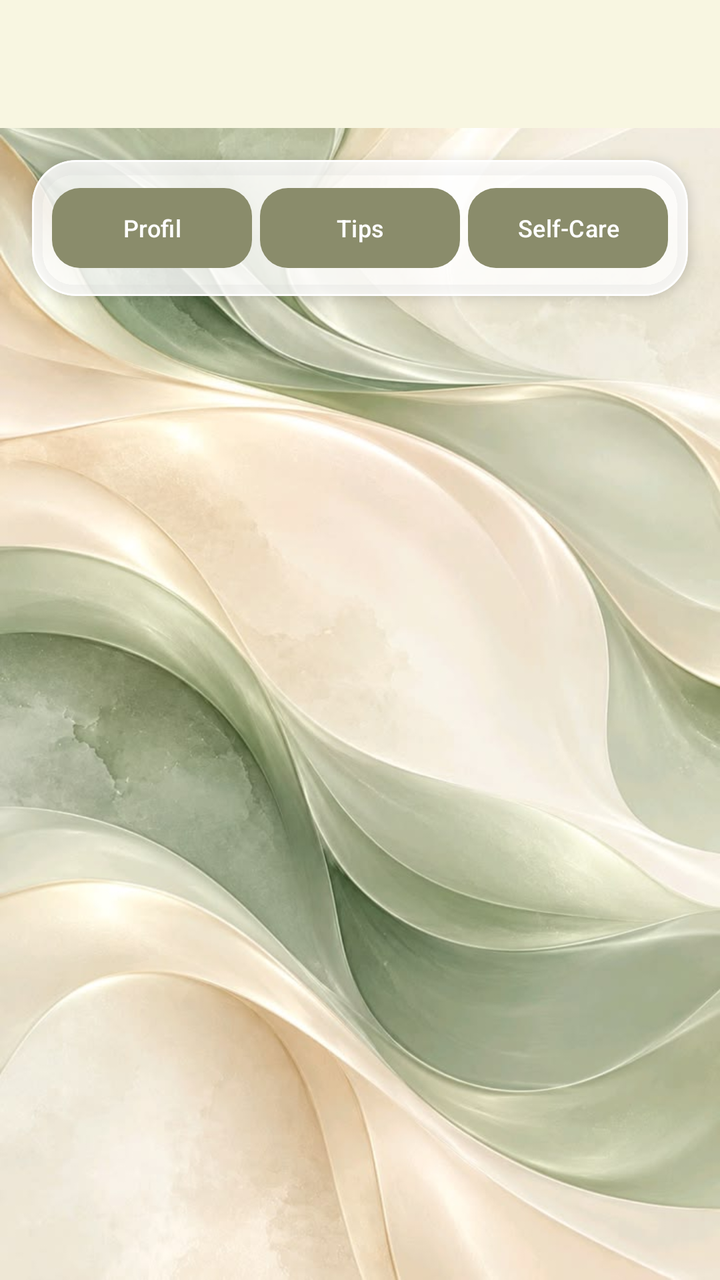
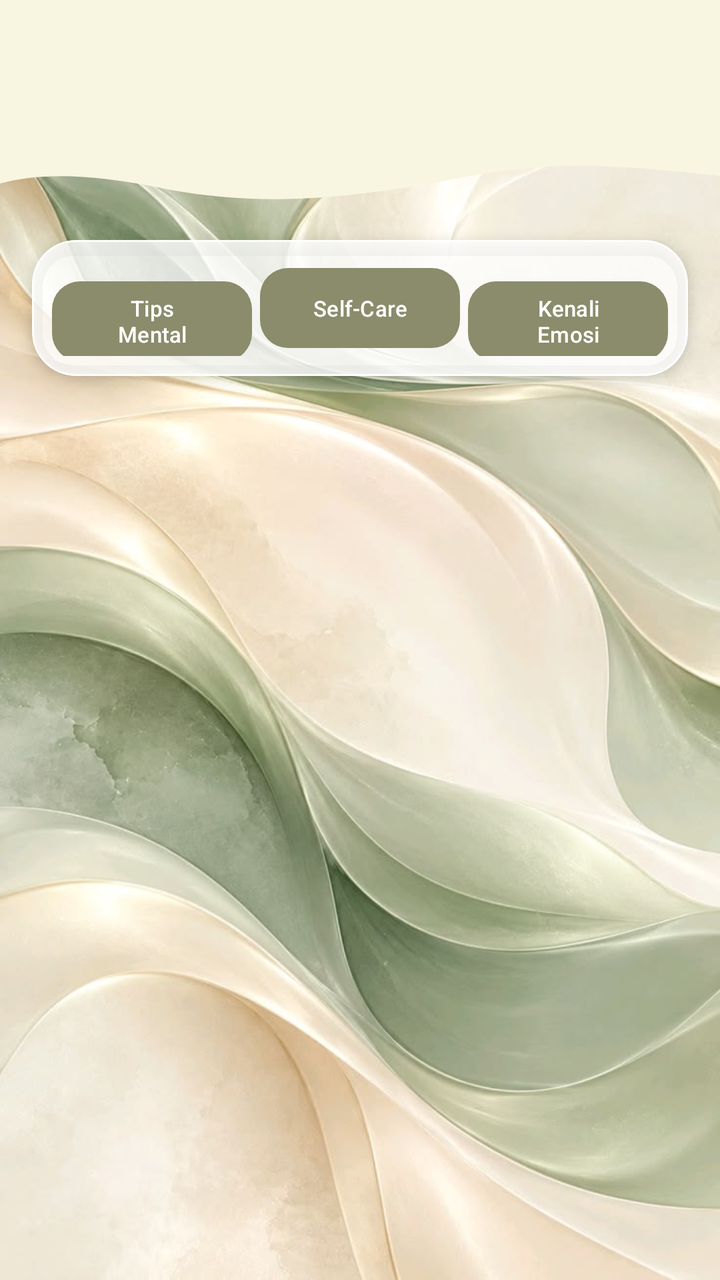

Compare the two renders of this Android layout. The source of the first and the diff that turns it into the second are given below.
<!-- AndroidManifest.xml: application theme Theme.Nadini_3TIB -->
<!-- res/layout/activity_sixth.xml -->
<?xml version="1.0" encoding="utf-8"?>
<androidx.coordinatorlayout.widget.CoordinatorLayout
    xmlns:android="http://schemas.android.com/apk/res/android"
    xmlns:app="http://schemas.android.com/apk/res-auto"
    android:id="@+id/main"
    android:layout_width="match_parent"
    android:layout_height="match_parent">

    <ImageView
        android:layout_width="match_parent"
        android:layout_height="match_parent"
        android:src="@drawable/pp2"
        android:scaleType="centerCrop"
        android:contentDescription="Wallpaper MindCare" />

    <LinearLayout
        android:layout_width="match_parent"
        android:layout_height="match_parent"
        android:orientation="vertical">

        <com.google.android.material.appbar.MaterialToolbar
            android:id="@+id/toolbar"
            android:layout_width="match_parent"
            android:layout_height="?attr/actionBarSize"
            android:background="@color/kuning"
            app:titleTextColor="@color/black"
            app:subtitleTextColor="@color/black" />

        <com.google.android.material.card.MaterialCardView
            android:layout_width="match_parent"
            android:layout_height="wrap_content"
            android:layout_margin="16dp"
            app:cardBackgroundColor="#CFFFFFFF"
            app:cardCornerRadius="22dp"
            app:cardElevation="4dp"
            app:strokeColor="#E6FFFFFF"
            app:strokeWidth="1dp">

            <LinearLayout
                android:layout_width="match_parent"
                android:layout_height="wrap_content"
                android:orientation="horizontal"
                android:padding="10dp">

                <com.google.android.material.button.MaterialButton
                    android:id="@+id/btnFragment1"
                    android:layout_width="0dp"
                    android:layout_height="wrap_content"
                    android:layout_weight="1"
                    android:layout_marginEnd="4dp"
                    android:text="Profil"
                    android:textAllCaps="false"
                    android:textSize="12sp"
                    app:cornerRadius="14dp"
                    app:backgroundTint="@color/hijau" />

                <com.google.android.material.button.MaterialButton
                    android:id="@+id/btnFragment2"
                    android:layout_width="0dp"
                    android:layout_height="wrap_content"
                    android:layout_weight="1"
                    android:layout_marginEnd="4dp"
                    android:text="Tips"
                    android:textAllCaps="false"
                    android:textSize="12sp"
                    app:cornerRadius="14dp"
                    app:backgroundTint="@color/hijau" />

                <com.google.android.material.button.MaterialButton
                    android:id="@+id/btnFragment3"
                    android:layout_width="0dp"
                    android:layout_height="wrap_content"
                    android:layout_weight="1"
                    android:text="Self-Care"
                    android:textAllCaps="false"
                    android:textSize="12sp"
                    app:cornerRadius="14dp"
                    app:backgroundTint="@color/hijau" />

            </LinearLayout>

        </com.google.android.material.card.MaterialCardView>

        <androidx.fragment.app.FragmentContainerView
            android:id="@+id/fragmentContainer"
            android:layout_width="match_parent"
            android:layout_height="0dp"
            android:layout_weight="1" />

    </LinearLayout>

</androidx.coordinatorlayout.widget.CoordinatorLayout>
<!-- resources referenced by this layout -->
<resources>
  <color name="black">#FF000000</color>
  <color name="hijau">#8A8C6B</color>
  <color name="kuning">#F8F6E1</color>
  <!-- drawable pp2: jpg bitmap (drawable, 66113 bytes) -->
  <style name="Theme.Nadini_3TIB" parent="Base.Theme.Nadini_3TIB" />
  <style name="Base.Theme.Nadini_3TIB" parent="Theme.Material3.DayNight.NoActionBar">
      </style>
</resources>

<!-- the commit's change to res/layout/activity_sixth.xml (unified diff, before → after) -->
@@ -9,11 +9,14 @@
     <ImageView
         android:layout_width="match_parent"
         android:layout_height="match_parent"
+        android:contentDescription="Wallpaper MindCare"
+        android:scaleType="centerCrop"
         android:src="@drawable/pp2"
-        android:scaleType="centerCrop"
-        android:contentDescription="Wallpaper MindCare" />
+        app:layout_anchor="@+id/linearLayout"
+        app:layout_anchorGravity="center" />
 
     <LinearLayout
+        android:id="@+id/linearLayout"
         android:layout_width="match_parent"
         android:layout_height="match_parent"
         android:orientation="vertical">
@@ -23,8 +26,13 @@
             android:layout_width="match_parent"
             android:layout_height="?attr/actionBarSize"
             android:background="@color/kuning"
-            app:titleTextColor="@color/black"
-            app:subtitleTextColor="@color/black" />
+            app:subtitleTextColor="@color/black"
+            app:titleTextColor="@color/black" />
+
+        <View
+            android:layout_width="match_parent"
+            android:layout_height="40dp"
+            android:background="@drawable/bg_header_wave" />
 
         <com.google.android.material.card.MaterialCardView
             android:layout_width="match_parent"
@@ -46,36 +54,36 @@
                     android:id="@+id/btnFragment1"
                     android:layout_width="0dp"
                     android:layout_height="wrap_content"
+                    android:layout_marginEnd="4dp"
                     android:layout_weight="1"
-                    android:layout_marginEnd="4dp"
-                    android:text="Profil"
+                    android:text="Tips Mental"
                     android:textAllCaps="false"
-                    android:textSize="12sp"
-                    app:cornerRadius="14dp"
-                    app:backgroundTint="@color/hijau" />
+                    android:textSize="11sp"
+                    app:backgroundTint="@color/hijau"
+                    app:cornerRadius="14dp" />
 
                 <com.google.android.material.button.MaterialButton
                     android:id="@+id/btnFragment2"
                     android:layout_width="0dp"
                     android:layout_height="wrap_content"
+                    android:layout_marginEnd="4dp"
                     android:layout_weight="1"
-                    android:layout_marginEnd="4dp"
-                    android:text="Tips"
+                    android:text="Self-Care"
                     android:textAllCaps="false"
-                    android:textSize="12sp"
-                    app:cornerRadius="14dp"
-                    app:backgroundTint="@color/hijau" />
+                    android:textSize="11sp"
+                    app:backgroundTint="@color/hijau"
+                    app:cornerRadius="14dp" />
 
                 <com.google.android.material.button.MaterialButton
                     android:id="@+id/btnFragment3"
                     android:layout_width="0dp"
                     android:layout_height="wrap_content"
                     android:layout_weight="1"
-                    android:text="Self-Care"
+                    android:text="Kenali Emosi"
                     android:textAllCaps="false"
-                    android:textSize="12sp"
-                    app:cornerRadius="14dp"
-                    app:backgroundTint="@color/hijau" />
+                    android:textSize="11sp"
+                    app:backgroundTint="@color/hijau"
+                    app:cornerRadius="14dp" />
 
             </LinearLayout>
 
<!-- resource entries referenced after the edit -->
@@ -3,6 +3,26 @@
   <color name="black">#FF000000</color>
   <color name="hijau">#8A8C6B</color>
   <color name="kuning">#F8F6E1</color>
+  <!-- drawable bg_header_wave (drawable) -->
+  <?xml version="1.0" encoding="utf-8"?>
+  <vector xmlns:android="http://schemas.android.com/apk/res/android"
+      android:width="360dp"
+      android:height="75dp"
+      android:viewportWidth="360"
+      android:viewportHeight="75">
+  
+      <path
+          android:fillColor="#F8F6E1"
+          android:pathData="
+              M0,0
+              H360
+              V45
+              C310,35 280,30 235,45
+              C180,65 135,75 85,58
+              C45,42 20,42 0,52
+              Z" />
+  
+  </vector>
   <!-- drawable pp2: jpg bitmap (drawable, 66113 bytes) -->
   <style name="Theme.Nadini_3TIB" parent="Base.Theme.Nadini_3TIB" />
   <style name="Base.Theme.Nadini_3TIB" parent="Theme.Material3.DayNight.NoActionBar">
